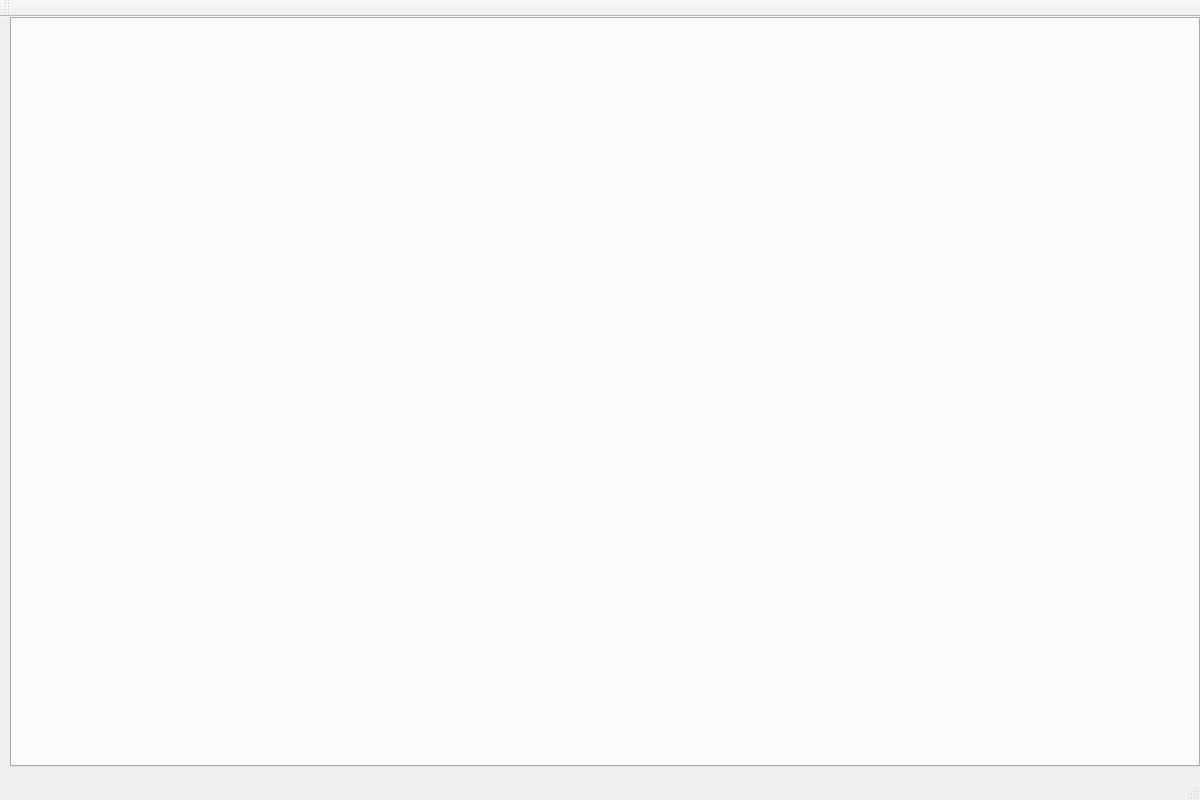
Before: the Qt Designer form FileClient.ui in zydxnyy/FileClient, drawn with Qt 5.
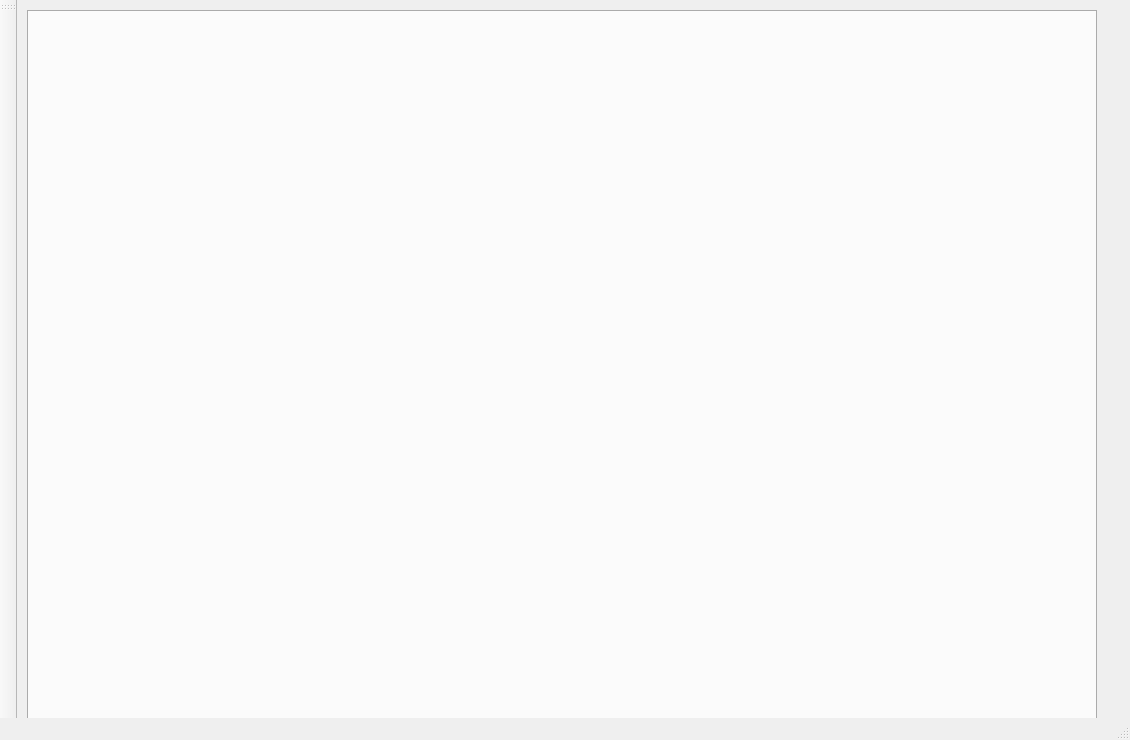
After: the same form once the commit is applied. Icons and pictures are not drawn.

What changed in the file:
```diff
--- a/FileClient.ui
+++ b/FileClient.ui
@@ -6,20 +6,20 @@
    <rect>
     <x>0</x>
     <y>0</y>
-    <width>1200</width>
-    <height>800</height>
+    <width>1130</width>
+    <height>740</height>
    </rect>
   </property>
   <property name="minimumSize">
    <size>
-    <width>1200</width>
-    <height>800</height>
+    <width>1130</width>
+    <height>740</height>
    </size>
   </property>
   <property name="maximumSize">
    <size>
-    <width>1200</width>
-    <height>800</height>
+    <width>1130</width>
+    <height>740</height>
    </size>
   </property>
   <property name="windowTitle">
@@ -30,21 +30,21 @@
     <property name="geometry">
      <rect>
       <x>10</x>
-      <y>0</y>
-      <width>1190</width>
-      <height>750</height>
+      <y>10</y>
+      <width>1070</width>
+      <height>730</height>
      </rect>
     </property>
     <property name="minimumSize">
      <size>
-      <width>1190</width>
-      <height>750</height>
+      <width>1070</width>
+      <height>730</height>
      </size>
     </property>
     <property name="maximumSize">
      <size>
-      <width>1190</width>
-      <height>750</height>
+      <width>1070</width>
+      <height>730</height>
      </size>
     </property>
     <property name="currentIndex">
@@ -53,8 +53,11 @@
    </widget>
   </widget>
   <widget class="QToolBar" name="mainToolBar">
+   <property name="toolButtonStyle">
+    <enum>Qt::ToolButtonIconOnly</enum>
+   </property>
    <attribute name="toolBarArea">
-    <enum>TopToolBarArea</enum>
+    <enum>LeftToolBarArea</enum>
    </attribute>
    <attribute name="toolBarBreak">
     <bool>false</bool>
```
Left out of the diff: 8 changed lines with no effect on the pictures.
